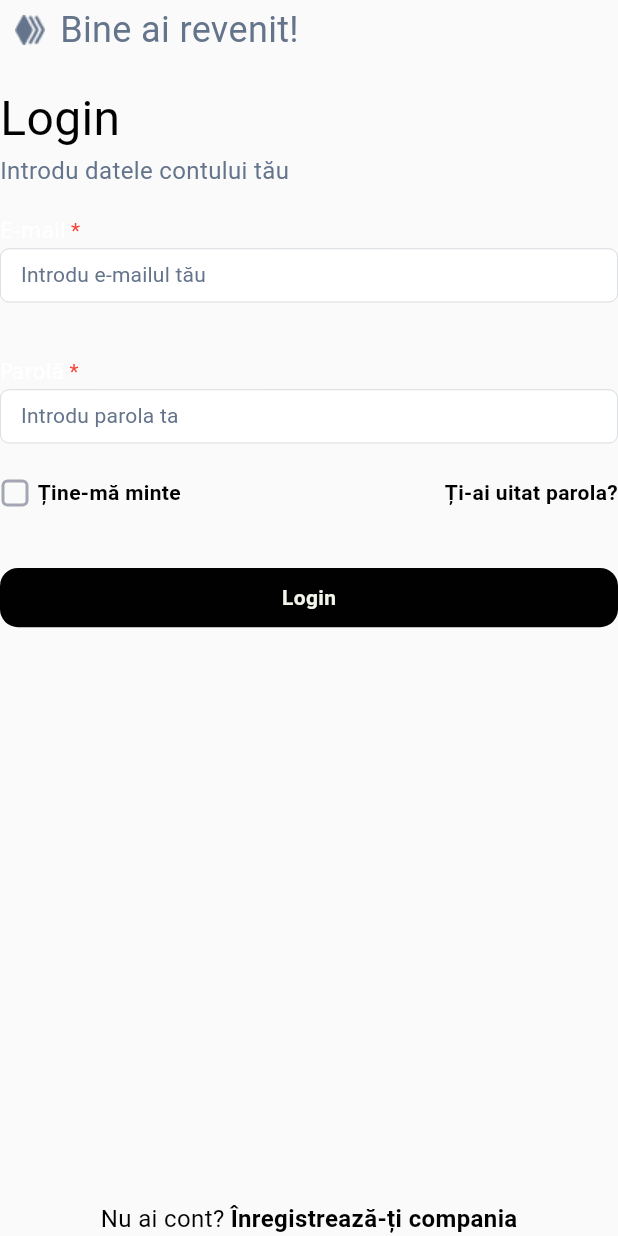
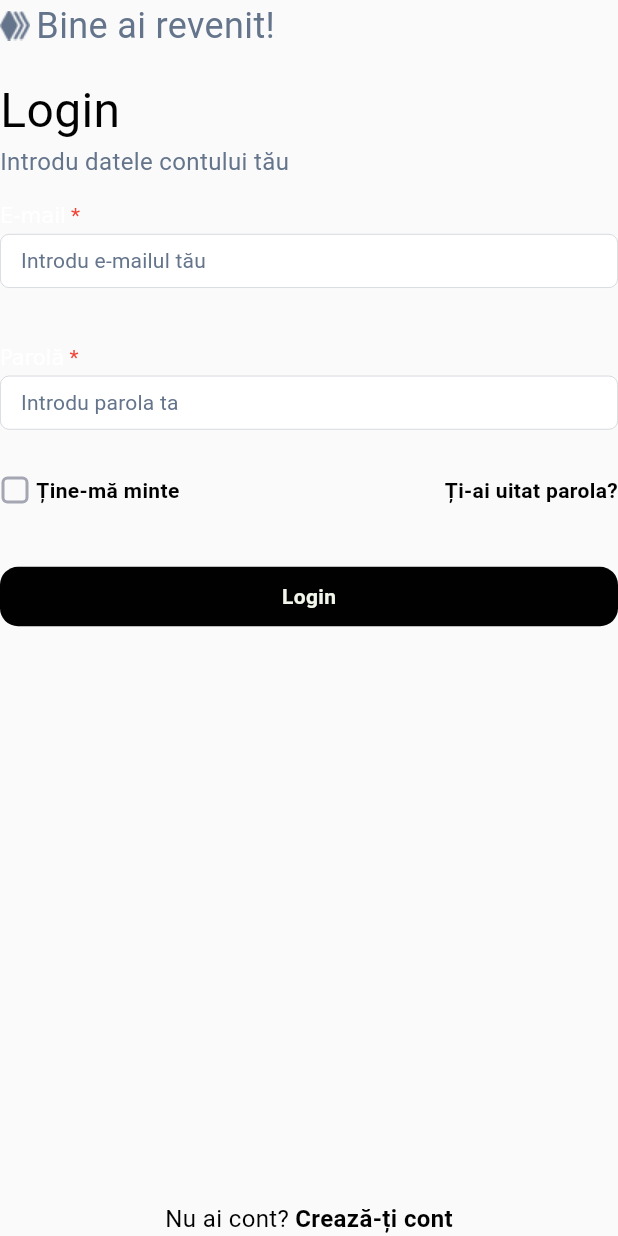
Before and after one commit to alexgiura/netopia, a Flutter app: the AuthForm widget shown alone on an empty page, opened directly, on a phone screen of 412 x 824 dp. Run offline on Flutter 3.47's test engine with Material 3 defaults, Android fonts, the phone set to English and light mode, and no system bars; our stand-ins replace calendar_date_picker2, data_table_2, flutter_localization, flutter_riverpod, gap, go_router and 6 more; missing offline and left inert: dart:html, dart:js, dart:js_util, syncfusion_flutter_pdfviewer; network calls fail.

Commit message:
was fixed problems with responsive and required changes

```diff
--- a/frontend/assets/lang/ro.json
+++ b/frontend/assets/lang/ro.json
@@ -9,6 +9,7 @@
     "password": "Parolă",
     "error_password": "Parola este obligatorie",
     "dont_have_account": "Nu ai cont?",
+    "create_account": "Crează-ți cont",
     "forgot_password": "Ți-ai uitat parola?",
     "register_your_company": "Înregistrează-ți compania",
     "login" : "Login",
--- a/frontend/lib/pages/auth/widgets/auth_form.dart
+++ b/frontend/lib/pages/auth/widgets/auth_form.dart
@@ -1,12 +1,12 @@
 import 'package:erp_frontend_v2/constants/style.dart';
 import 'package:erp_frontend_v2/models/app_localizations.dart';
+import 'package:erp_frontend_v2/utils/extensions.dart';
+import 'package:erp_frontend_v2/widgets/buttons/primary_button.dart';
 import 'package:erp_frontend_v2/widgets/custom_checkbox.dart';
 import 'package:erp_frontend_v2/widgets/custom_text_field.dart';
 import 'package:flutter/material.dart';
 import 'package:flutter_riverpod/flutter_riverpod.dart';
 import 'package:gap/gap.dart';
-
-import '../../../widgets/buttons/submit_button.dart';
 
 class AuthForm extends ConsumerStatefulWidget {
   const AuthForm({super.key});
@@ -21,7 +21,7 @@ class _AuthFormState extends ConsumerState<AuthForm> {
   final passwordController = TextEditingController();
   bool rememberMe = false;
 
-  void _submit(GlobalKey<FormState> formKey) {
+  void _submit() {
     if (formKey.currentState!.validate()) {
       print('Form is invalid');
     } else {
@@ -38,32 +38,9 @@ class _AuthFormState extends ConsumerState<AuthForm> {
           mainAxisAlignment: MainAxisAlignment.spaceBetween,
           children: [
             Column(
-              // mainAxisAlignment: MainAxisAlignment.spaceBetween,
               children: [
-                Column(
-                  crossAxisAlignment: CrossAxisAlignment.start,
-                  children: [
-                    Row(
-                      children: [
-                        Image.asset('assets/images/logo.png', width: 40),
-                        Text('welcome_back'.tr(context),
-                            style: CustomStyle.regular24(
-                                color: CustomColor.slate_500)),
-                      ],
-                    ),
-                    const Gap(16),
-                    Text(
-                      'login'.tr(context),
-                      style: CustomStyle.regular32(),
-                    ),
-                    Text(
-                      'input_your_account_data'.tr(context),
-                      style:
-                          CustomStyle.regular16(color: CustomColor.slate_500),
-                    )
-                  ],
-                ),
-                Gap(MediaQuery.of(context).size.height * 0.025),
+                _formHeader(context),
+                Gap(context.height02),
                 CustomTextField(
                   keyboardType: TextInputType.emailAddress,
                   labelText: 'email'.tr(context),
@@ -76,7 +53,7 @@ class _AuthFormState extends ConsumerState<AuthForm> {
                   },
                   required: true,
                 ),
-                const Gap(16),
+                Gap(context.height02),
                 CustomTextField(
                   keyboardType: TextInputType.visiblePassword,
                   expand: false,
@@ -91,8 +68,69 @@ class _AuthFormState extends ConsumerState<AuthForm> {
                   },
                   required: true,
                 ),
-                const Gap(1),
+                Gap(context.height01),
+                _formOptions(context),
+                Gap(context.height05),
+                Align(
+                  alignment: Alignment.center,
+                  child: PrimaryButton(
+                    text: 'login'.tr(context),
+                    onPressed: () => _submit(),
+                  ),
+                )
+              ],
+            ),
+            Gap(context.height04),
             Row(
+              mainAxisAlignment: MainAxisAlignment.center,
+              children: [
+                Text('dont_have_account'.tr(context),
+                    style: CustomStyle.regular16()),
+                const Gap(4),
+                InkWell(
+                  onTap: () {},
+                  child: Text('create_account'.tr(context),
+                      style: CustomStyle.labelSemibold16()),
+                ),
+              ],
+            ),
+          ],
+        ));
+  }
+
+  Column _formHeader(BuildContext context) {
+    return Column(
+      crossAxisAlignment: CrossAxisAlignment.start,
+      children: [
+        Row(
+          mainAxisAlignment: MainAxisAlignment.start,
+          children: [
+            Image.asset(
+              'assets/images/logo.png',
+              width: context.deviceWidth > 400 ? null : context.width05,
+            ),
+            Gap(context.width01),
+            Text('welcome_back'.tr(context),
+                style: CustomStyle.regular24(color: CustomColor.slate_500)),
+          ],
+        ),
+        Gap(context.height02),
+        Text(
+          'login'.tr(context),
+          style: CustomStyle.regular32(),
+        ),
+        Text(
+          'input_your_account_data'.tr(context),
+          style: CustomStyle.regular16(color: CustomColor.slate_500),
+        )
+      ],
+    );
+  }
+
+  Widget _formOptions(BuildContext context) {
+    return context.deviceWidth < 400
+        ? FittedBox(
+            child: Row(
               mainAxisAlignment: MainAxisAlignment.spaceBetween,
               children: [
                 Row(
@@ -101,7 +139,7 @@ class _AuthFormState extends ConsumerState<AuthForm> {
                       value: rememberMe,
                       onChanged: (val) => setState(() => rememberMe = val),
                     ),
-                        const Gap(5),
+                    Gap(context.width01),
                     Text(
                       'remember_me'.tr(context),
                       style: CustomStyle.labelSemibold14(),
@@ -117,30 +155,31 @@ class _AuthFormState extends ConsumerState<AuthForm> {
                 ),
               ],
             ),
-                const Gap(40),
-                Align(
-                  alignment: Alignment.center,
-                  child: SubmitButton(
-                    text: 'login'.tr(context),
-                    onPressed: () => _submit(formKey),
+          )
+        : Row(
+            mainAxisAlignment: MainAxisAlignment.spaceBetween,
+            children: [
+              Row(
+                children: [
+                  CustomCheckbox(
+                    value: rememberMe,
+                    onChanged: (val) => setState(() => rememberMe = val),
+                  ),
+                  Gap(context.width01),
+                  Text(
+                    'remember_me'.tr(context),
+                    style: CustomStyle.labelSemibold14(),
+                  ),
+                ],
+              ),
+              InkWell(
+                onTap: () {},
+                child: Text(
+                  'forgot_password'.tr(context),
+                  style: CustomStyle.labelSemibold14(),
                 ),
               ),
             ],
-            ),
-            Row(
-              mainAxisAlignment: MainAxisAlignment.center,
-              children: [
-                Text('dont_have_account'.tr(context),
-                    style: CustomStyle.regular16()),
-                const Gap(4),
-                InkWell(
-                  onTap: () {},
-                  child: Text('register_your_company'.tr(context),
-                      style: CustomStyle.labelSemibold16()),
-                ),
-              ],
-            ),
-          ],
-        ));
+          );
   }
 }
--- a/frontend/lib/widgets/buttons/primary_button.dart
+++ b/frontend/lib/widgets/buttons/primary_button.dart
@@ -4,26 +4,28 @@ import 'package:flutter/material.dart';
 class PrimaryButton extends StatelessWidget {
   final String text;
   final IconData? icon;
-
   final VoidCallback? onPressed;
   const PrimaryButton(
       {super.key, required this.text, this.icon, required this.onPressed});
 
   @override
   Widget build(BuildContext context) {
-    if (icon != null) {
-      return ElevatedButton.icon(
-        style: CustomStyle.activeButton,
-        label: Text(text, style: CustomStyle.primaryButtonText),
-        icon: Icon(icon),
-        onPressed: onPressed,
-      );
-    } else {
-      return ElevatedButton(
-        style: CustomStyle.activeButton,
-        onPressed: onPressed,
-        child: Text(text, style: CustomStyle.primaryButtonText),
-      );
-    }
+    return Container(
+      decoration: BoxDecoration(
+          borderRadius: BorderRadius.circular(12),
+          color: CustomColor.textPrimary),
+      width: double.infinity,
+      height: MediaQuery.of(context).size.height * 0.048,
+      child: InkWell(
+          onTap: onPressed,
+          child: Center(
+            child: Text(
+              text,
+              style: CustomStyle.buttonSemibold14(
+                color: CustomColor.textSecondary,
+              ),
+            ),
+          )),
+    );
   }
 }
--- a/frontend/lib/widgets/buttons/submit_button.dart
+++ /dev/null
@@ -1,33 +0,0 @@
-import 'package:erp_frontend_v2/constants/style.dart';
-import 'package:flutter/material.dart';
-
-class SubmitButton extends StatelessWidget {
-  final String text;
-  final VoidCallback? onPressed;
-  const SubmitButton({
-    super.key,
-    required this.text,
-    this.onPressed,
-  });
-
-  @override
-  Widget build(BuildContext context) {
-    return Container(
-      decoration: BoxDecoration(
-          borderRadius: BorderRadius.circular(12),
-          color: CustomColor.textPrimary),
-      width: double.infinity,
-      height: MediaQuery.of(context).size.height * 0.048,
-      child: InkWell(
-          onTap: onPressed,
-          child: Center(
-            child: Text(
-              text,
-              style: CustomStyle.buttonSemibold14(
-                color: CustomColor.textSecondary,
-              ),
-            ),
-          )),
-    );
-  }
-}
```
Also changed, not shown: frontend/lib/pages/auth/login_page.dart (+85 -22 lines), frontend/lib/utils/extensions.dart (added, +49 -0 lines). Lines whose indentation alone changed are shown as unchanged.
